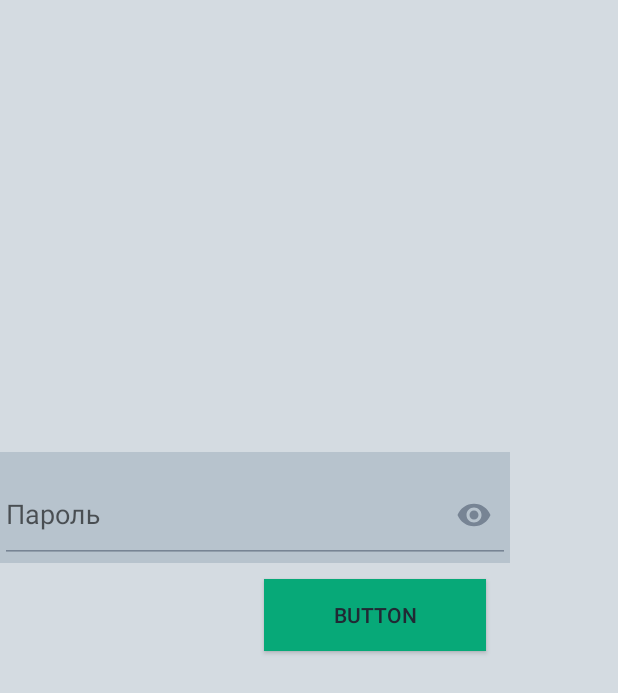
After one commit to RukiPomidory/SmartHome, an Android app: the layout scan_fragment.xml on its own in the app's theme, with its tools: preview values and no code run, on a phone screen of 412 x 824 dp. The commit adds this screen. Shown: the top 693 px of the screen. Run offline under Robolectric (Android 15) with nearby library versions, the phone set to English and light mode, and no system bars.

Commit message:
scan fragment

```diff
--- a/Mobile/Android/Kettle/app/src/main/java/com/freshwind/smarthome/ScanActivity.java
+++ b/Mobile/Android/Kettle/app/src/main/java/com/freshwind/smarthome/ScanActivity.java
@@ -225,7 +225,6 @@ public class ScanActivity extends AppCompatActivity
             return;
         }
 
-
         if (!wifiManager.isWifiEnabled())
         {
             // TODO create warning "enable WIFI" view
@@ -256,6 +255,7 @@ public class ScanActivity extends AppCompatActivity
                         }
                     })
                     .show();
+            return;
         }
 
         isScanning = true;
--- a/Mobile/Android/Kettle/app/src/main/res/layout/connect.xml
+++ b/Mobile/Android/Kettle/app/src/main/res/layout/connect.xml
@@ -68,7 +68,7 @@
     <FrameLayout
         android:id="@+id/connect_frame_layout"
         android:layout_width="340dp"
-        android:layout_height="300dp"
+        android:layout_height="450dp"
         android:layout_marginBottom="8dp"
         android:layout_marginEnd="8dp"
         android:layout_marginStart="8dp"
--- /dev/null
+++ b/Mobile/Android/Kettle/app/src/main/res/layout/scan_fragment.xml
@@ -0,0 +1,57 @@
+<?xml version="1.0" encoding="utf-8"?>
+<android.support.constraint.ConstraintLayout xmlns:android="http://schemas.android.com/apk/res/android"
+    xmlns:app="http://schemas.android.com/apk/res-auto"
+    xmlns:tools="http://schemas.android.com/tools"
+    android:layout_width="340dp"
+    android:layout_height="450dp">
+
+    <android.support.v7.widget.RecyclerView
+        android:id="@+id/recyclerView"
+        android:layout_width="match_parent"
+        android:layout_height="0dp"
+        android:layout_marginBottom="160dp"
+        android:background="@color/neutral_300"
+        app:layout_constraintBottom_toBottomOf="parent"
+        app:layout_constraintEnd_toEndOf="parent"
+        app:layout_constraintStart_toStartOf="parent"
+        app:layout_constraintTop_toTopOf="parent"
+        app:layout_constraintVertical_bias="0.0">
+
+    </android.support.v7.widget.RecyclerView>
+
+    <android.support.design.widget.TextInputLayout
+        android:id="@+id/textInputLayout"
+        android:layout_width="match_parent"
+        android:layout_height="74dp"
+        android:layout_marginBottom="8dp"
+        android:layout_marginTop="4dp"
+        android:background="@color/neutral_500"
+        app:layout_constraintBottom_toBottomOf="parent"
+        app:layout_constraintEnd_toEndOf="parent"
+        app:layout_constraintHorizontal_bias="0.0"
+        app:layout_constraintStart_toStartOf="parent"
+        app:layout_constraintTop_toBottomOf="@+id/recyclerView"
+        app:layout_constraintVertical_bias="0.100000024"
+        app:passwordToggleEnabled="true"
+        app:passwordToggleTint="@color/neutral_700">
+
+        <android.support.design.widget.TextInputEditText
+            android:layout_width="match_parent"
+            android:layout_height="match_parent"
+            android:hint="Пароль"
+            android:inputType="textPassword" />
+
+    </android.support.design.widget.TextInputLayout>
+
+    <Button
+        android:id="@+id/acceptRouterBtn"
+        android:layout_width="148dp"
+        android:layout_height="wrap_content"
+        android:layout_marginBottom="16dp"
+        android:layout_marginEnd="16dp"
+        android:background="@color/primary_500"
+        android:text="Button"
+        app:layout_constraintBottom_toBottomOf="parent"
+        app:layout_constraintEnd_toEndOf="parent" />
+
+</android.support.constraint.ConstraintLayout>
```
Also changed, not shown: Mobile/Android/Kettle/app/src/main/java/com/freshwind/smarthome/AsyncTcpClient.java (+15 -3 lines), Mobile/Android/Kettle/app/src/main/java/com/freshwind/smarthome/ConnectingActivity.java (+57 -22 lines), Mobile/Android/Kettle/app/src/main/java/com/freshwind/smarthome/ScanFragment.java (added, +38 -0 lines).
